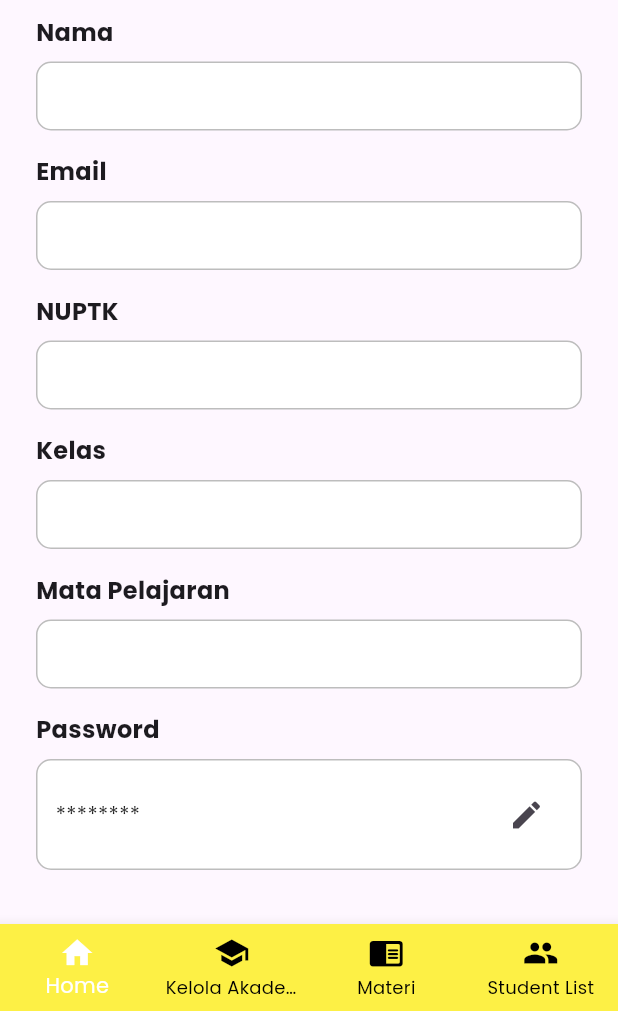
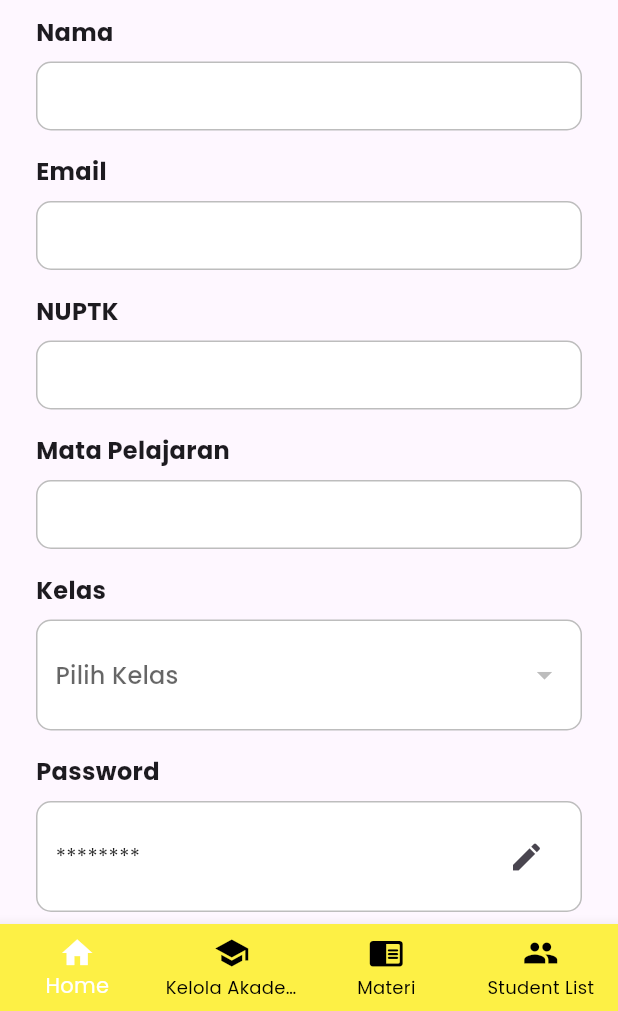
Before and after one commit to FaronF/PBL-IF-07, a Flutter app: the ProfileGuruPage screen opened by its route, on a phone screen of 412 x 824 dp, the part 225-1236 px from its top. Run offline on Flutter 3.47's test engine with Material 3 defaults, Android fonts, the phone set to English and light mode, and no system bars; our stand-ins replace cloud_firestore, file_picker, firebase_auth, firebase_core, firebase_storage, google_fonts and 1 more; accounts and stored records are empty.

Commit message:
penambahan fungsi ubah kelas pada profile siswa dan guru

```diff
--- a/lib/profile_guru.dart
+++ b/lib/profile_guru.dart
@@ -16,14 +16,17 @@ class EditProfileGuruPageState extends State<ProfileGuruPage> {
 
   String _name = '';
   String _email = '';
-  String _nisn = '';
+  String _nuptk = '';
   String _kelas = '';
   String _mapel = '';
+  List<String> _kelasList = []; // Daftar kelas
+  String? _selectedKelas; // Kelas yang dipilih
 
   @override
   void initState() {
     super.initState();
     _getUserProfile(); // Ambil data pengguna saat inisialisasi
+    _getKelasList(); // Ambil daftar kelas
   }
 
   Future<void> _reauthenticateUser(String email, String password) async {
@@ -33,6 +36,19 @@ class EditProfileGuruPageState extends State<ProfileGuruPage> {
           EmailAuthProvider.credential(email: email, password: password);
       await user.reauthenticateWithCredential(credential);
     }
+  }
+
+  Future<void> _getKelasList() async {
+    QuerySnapshot snapshot = await _firestore.collection('Kelas').get();
+    List<String> kelasList = [];
+    for (var doc in snapshot.docs) {
+      kelasList.add(doc['kelas']); // Asumsikan field 'kelas' ada di dokumen
+    }
+    setState(() {
+      _kelasList = kelasList;
+      _selectedKelas =
+          _kelas; // Set kelas yang dipilih ke kelas pengguna saat ini
+    });
   }
 
   Future<void> _getUserProfile() async {
@@ -45,10 +61,11 @@ class EditProfileGuruPageState extends State<ProfileGuruPage> {
         setState(() {
           _name = userProfile['nama'];
           _email = userProfile['email'];
-          _nisn = userProfile['nuptk'];
+          _nuptk = userProfile['nuptk'];
           _kelas = userProfile['kelas'];
           _mapel = userProfile['mapel'];
           _passwordController.text = userProfile['password'];
+          _selectedKelas = _kelas; // Set kelas yang dipilih
         });
       } else {
         ScaffoldMessenger.of(context).showSnackBar(
@@ -58,6 +75,22 @@ class EditProfileGuruPageState extends State<ProfileGuruPage> {
     } else {
       ScaffoldMessenger.of(context).showSnackBar(
         const SnackBar(content: Text('No user is currently logged in')),
+      );
+    }
+  }
+
+  Future<void> _updateKelas(String newKelas) async {
+    final User? user = _auth.currentUser;
+    if (user != null) {
+      await _firestore.collection('Teachers').doc(user.uid).update({
+        'kelas': newKelas,
+      });
+      setState(() {
+        _kelas = newKelas; // Update kelas di state
+        _selectedKelas = newKelas; // Update kelas yang dipilih
+      });
+      ScaffoldMessenger.of(context).showSnackBar(
+        const SnackBar(content: Text('Kelas berhasil diperbarui')),
       );
     }
   }
@@ -281,11 +314,11 @@ class EditProfileGuruPageState extends State<ProfileGuruPage> {
                     const SizedBox(height: 16),
                     _buildDisplayField('Email', _email),
                     const SizedBox(height: 16),
-                    _buildDisplayField('NUPTK', _nisn),
-                    const SizedBox(height: 16),
-                    _buildDisplayField('Kelas', _kelas),
+                    _buildDisplayField('NUPTK', _nuptk),
                     const SizedBox(height: 16),
                     _buildDisplayField('Mata Pelajaran', _mapel),
+                    const SizedBox(height: 16),
+                    _buildDropdownField(), // Menambahkan dropdown kelas
                     const SizedBox(height: 16),
                     _buildTextField(_passwordController, 'Password',
                         isPassword: true, onEdit: showChangePasswordModal),
@@ -340,7 +373,6 @@ class EditProfileGuruPageState extends State<ProfileGuruPage> {
       ),
     );
   }
-}
 
   Widget _buildDisplayField(String label, String value) {
     return Column(
@@ -362,6 +394,49 @@ Widget _buildDisplayField(String label, String value) {
           child: Text(
             value,
             style: const TextStyle(fontSize: 14, color: Colors.black87),
+          ),
+        ),
+      ],
+    );
+  }
+
+  Widget _buildDropdownField() {
+    return Column(
+      crossAxisAlignment: CrossAxisAlignment.start,
+      children: [
+        const Text(
+          'Kelas',
+          style: TextStyle(fontWeight: FontWeight.bold, fontSize: 16),
+        ),
+        const SizedBox(height: 8),
+        Container(
+          width: double.infinity,
+          padding: const EdgeInsets.all(12),
+          decoration: BoxDecoration(
+            color: Colors.white,
+            border: Border.all(color: Colors.grey.shade400),
+            borderRadius: BorderRadius.circular(10.0),
+          ),
+          child: DropdownButtonHideUnderline(
+            child: DropdownButton<String>(
+              value: _selectedKelas,
+              isExpanded: true,
+              hint: const Text('Pilih Kelas'),
+              items: _kelasList.map((String kelas) {
+                return DropdownMenuItem<String>(
+                  value: kelas,
+                  child: Text(kelas),
+                );
+              }).toList(),
+              onChanged: (String? newValue) {
+                setState(() {
+                  _selectedKelas = newValue;
+                });
+                if (newValue != null) {
+                  _updateKelas(newValue);
+                }
+              },
+            ),
           ),
         ),
       ],
@@ -403,3 +478,4 @@ Widget _buildTextField(TextEditingController controller, String label,
       ],
     );
   }
+}
--- a/lib/profile_page.dart
+++ b/lib/profile_page.dart
@@ -18,11 +18,14 @@ class EditProfilePageState extends State<ProfilePage> {
   String _email = '';
   String _nisn = '';
   String _kelas = '';
+  List<String> _kelasList = []; // Daftar kelas
+  String? _selectedKelas; // Kelas yang dipilih
 
   @override
   void initState() {
     super.initState();
     _getUserProfile(); // Ambil data pengguna saat inisialisasi
+    _getKelasList(); // Ambil daftar kelas
   }
 
   Future<void> _reauthenticateUser(String email, String password) async {
@@ -32,6 +35,19 @@ class EditProfilePageState extends State<ProfilePage> {
           EmailAuthProvider.credential(email: email, password: password);
       await user.reauthenticateWithCredential(credential);
     }
+  }
+
+  Future<void> _getKelasList() async {
+    QuerySnapshot snapshot = await _firestore.collection('Kelas').get();
+    List<String> kelasList = [];
+    for (var doc in snapshot.docs) {
+      kelasList.add(doc['kelas']); // Asumsikan field 'kelas' ada di dokumen
+    }
+    setState(() {
+      _kelasList = kelasList;
+      _selectedKelas =
+          _kelas; // Set kelas yang dipilih ke kelas pengguna saat ini
+    });
   }
 
   Future<void> _getUserProfile() async {
@@ -146,6 +162,21 @@ class EditProfilePageState extends State<ProfilePage> {
         );
       },
     );
+  }
+
+  Future<void> _updateKelas(String newKelas) async {
+    final User? user = _auth.currentUser;
+    if (user != null) {
+      await _firestore.collection('Students').doc(user.uid).update({
+        'kelas': newKelas,
+      });
+      setState(() {
+        _kelas = newKelas; // Update kelas di state
+      });
+      ScaffoldMessenger.of(context).showSnackBar(
+        const SnackBar(content: Text('Kelas berhasil diperbarui')),
+      );
+    }
   }
 
   Future<void> _updatePassword(
@@ -281,11 +312,11 @@ class EditProfilePageState extends State<ProfilePage> {
                     const SizedBox(height: 16),
                     _buildDisplayField('NISN', _nisn),
                     const SizedBox(height: 16),
-                    _buildDisplayField('Kelas', _kelas),
+                    _buildDropdownField(),
                     const SizedBox(height: 16),
                     _buildTextField(_passwordController, 'Password',
                         isPassword: true, onEdit: showChangePasswordModal),
-                    const SizedBox(height: 20),
+                    const SizedBox(height: 16),
                   ],
                 ),
               ),
@@ -353,6 +384,49 @@ class EditProfilePageState extends State<ProfilePage> {
     );
   }
 
+  Widget _buildDropdownField() {
+    return Column(
+      crossAxisAlignment: CrossAxisAlignment.start,
+      children: [
+        const Text(
+          'Kelas',
+          style: TextStyle(fontWeight: FontWeight.bold, fontSize: 16),
+        ),
+        const SizedBox(height: 8),
+        Container(
+          width: double.infinity,
+          padding: const EdgeInsets.all(12),
+          decoration: BoxDecoration(
+            color: Colors.white,
+            border: Border.all(color: Colors.grey.shade400),
+            borderRadius: BorderRadius.circular(10.0),
+          ),
+          child: DropdownButtonHideUnderline(
+            child: DropdownButton<String>(
+              value: _selectedKelas,
+              isExpanded: true,
+              hint: const Text('Pilih Kelas'),
+              items: _kelasList.map((String kelas) {
+                return DropdownMenuItem<String>(
+                  value: kelas,
+                  child: Text(kelas),
+                );
+              }).toList(),
+              onChanged: (String? newValue) {
+                setState(() {
+                  _selectedKelas = newValue;
+                });
+                if (newValue != null) {
+                  _updateKelas(newValue);
+                }
+              },
+            ),
+          ),
+        ),
+      ],
+    );
+  }
+
   Widget _buildTextField(TextEditingController controller, String label,
       {bool isPassword = false, VoidCallback? onEdit}) {
     return Column(
```
Lines whose indentation alone changed are shown as unchanged.
